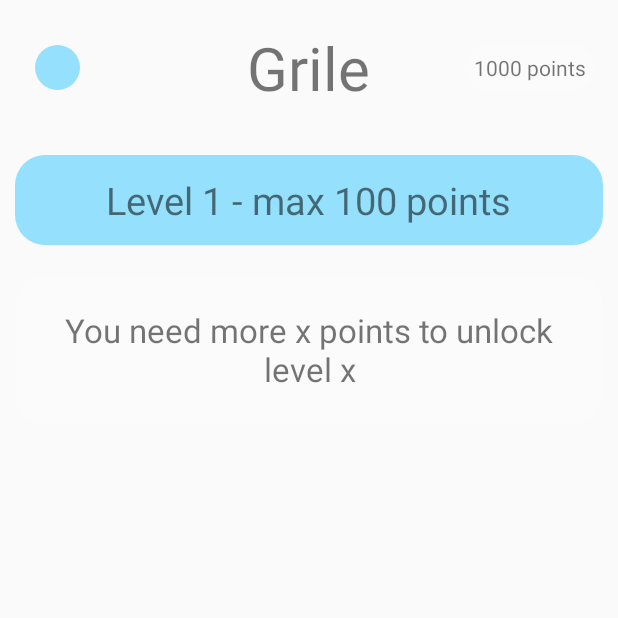
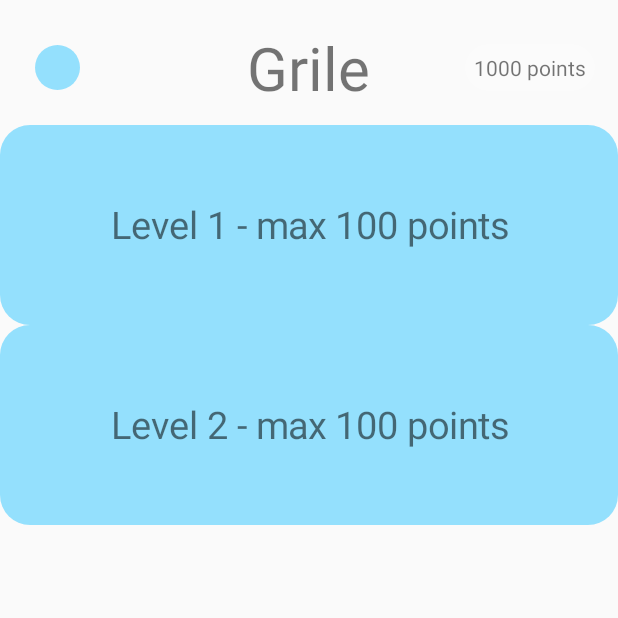
Before and after one commit to Madalina30/ProiectPA, an Android app: the GrileMain screen opened directly, with no data from a screen before it, on a phone screen of 412 x 824 dp, the top half of it. Run offline under Robolectric (Android 15) with nearby library versions, the light colour scheme and no system bars.

Commit message:
Programmaticaly added levels to grile

```diff
--- a/app/src/main/java/com/example/exam_project/GrileMain.java
+++ b/app/src/main/java/com/example/exam_project/GrileMain.java
@@ -1,23 +1,31 @@
 package com.example.exam_project;
 
+import androidx.annotation.RequiresApi;
 import androidx.appcompat.app.AppCompatActivity;
 
+import android.annotation.SuppressLint;
 import android.content.Intent;
 import android.media.Image;
+import android.os.Build;
 import android.os.Bundle;
+import android.view.Gravity;
 import android.view.View;
+import android.view.ViewGroup;
 import android.widget.Button;
 import android.widget.ImageView;
+import android.widget.LinearLayout;
 import android.widget.RelativeLayout;
 import android.widget.ScrollView;
 import android.widget.TextView;
 
+import org.json.JSONArray;
+import org.json.JSONObject;
 import org.w3c.dom.Text;
 
 public class GrileMain extends AppCompatActivity {
     private ImageView backToMainMenu;
     private ScrollView grileScroll;
-    private RelativeLayout levelSample;
+    private LinearLayout grileLayout;
 
     public ScrollView getStatusScroll() {
         return grileScroll;
@@ -27,21 +35,24 @@ public class GrileMain extends AppCompatActivity {
         this.grileScroll = grileScroll;
     }
 
+    @RequiresApi(api = Build.VERSION_CODES.JELLY_BEAN_MR1)
     @Override
     protected void onCreate(Bundle savedInstanceState) {
         super.onCreate(savedInstanceState);
         setContentView(R.layout.activity_grile_main);
         setFunctionality();
+
         // TODO: we have to add by hand here the levels and the ones that can't be reached
         // TODO: and change them when it's time and they reached those needya points
         // TODO: adapter for scroll view to do this
 
     }
 
+    @RequiresApi(api = Build.VERSION_CODES.JELLY_BEAN_MR1)
     public void setFunctionality() {
         backToMainMenu = findViewById(R.id.backToMainMenu);
         grileScroll = findViewById(R.id.grileScroll);
-        levelSample = findViewById(R.id.levelSample);
+        grileLayout = findViewById(R.id.grileLayout);
 
         backToMainMenu.setOnClickListener(new View.OnClickListener() {
             @Override
@@ -52,51 +63,56 @@ public class GrileMain extends AppCompatActivity {
 
             }
         });
-
-        levelSample.setOnClickListener(new View.OnClickListener() {
-            @Override
-            public void onClick(View v) {
-                // TODO: sa te duca la o grila si sa se transmita niste parametrii necesari pt acea grila
-                // TODO: sa se verifice la ce nivel este
-                setContentView(R.layout.template_grila);
-                TextView levelxGrila = findViewById(R.id.levelxGrila);
-                TextView enuntGrila = findViewById(R.id.enuntGrila);
-                TextView answerA = findViewById(R.id.answerA);
-                TextView answerB = findViewById(R.id.answerB);
-                TextView answerC = findViewById(R.id.answerC);
-                TextView points = findViewById(R.id.points);
-                ImageView backToGrile = findViewById(R.id.backToGrile);
-                Button nextGrila = findViewById(R.id.nextGrila);
-                // points se ia din baza de date + level
-                // TODO: ceva fisier cu enunturi si answers
-                points.setText("1000");
-                setGrilaThings(points, levelxGrila, enuntGrila, answerA, answerB, answerC);
-                backToGrile.setOnClickListener(new View.OnClickListener() {
-                    @Override
-                    public void onClick(View v) {
-                        setContentView(R.layout.activity_grile_main);
-                        setFunctionality();
-                    }
-                });
-                nextGrila.setOnClickListener(new View.OnClickListener() {
-                    @Override
-                    public void onClick(View v) {
-                        // o sa te duca la urmatoarea grila, nu la urm activity
-                        setContentView(R.layout.activity_grile_main);
-                        // todo: nu spui daca e corect sau nu decat la final
-                        //  in caz ca a ajuns la ultima intrebare, nextLevel se schimba in "Submit" si te duce la MainMenu, dar inainte
-                        //  iti apare un ecran cu cate puncte ai adunat si cat % ai fct corect si daca esti eligibil pentru a trece la urmatorul nivel
-                        //  daca esti: congrats+points+new level unlocked+next level button+main menu button
-                        //  -> asta o sa se puna in statistici : punctajul (%), data si categoria: tabel in bd
-                        //  cu data si cat % a fct + categoria, care aici e Grila
-                        //  POTI REFACE UN NIVEL SI PUNCTAJUL SE VA REFACE, CHIAR SI IN STATISTICI
-                        //  go to next level - change setGrilaThings
-                        // TODO: cand a ajuns la submit, apare un ecran
-                        setFunctionality();
-                    }
-                });
-            }
-        });
+        JSONParser jsonParser = new JSONParser();
+        JSONArray grile = jsonParser.parseJSON(GrileMain.this);
+        for (int i = 0; i < grile.length(); i++) {
+            setMenuGrile(i + 1);
+        }
+// aici cand apasa pe unul din nivele
+//        levelSample.setOnClickListener(new View.OnClickListener() {
+//            @Override
+//            public void onClick(View v) {
+//                // TODO: sa te duca la o grila si sa se transmita niste parametrii necesari pt acea grila
+//                // TODO: sa se verifice la ce nivel este
+//                setContentView(R.layout.template_grila);
+//                TextView levelxGrila = findViewById(R.id.levelxGrila);
+//                TextView enuntGrila = findViewById(R.id.enuntGrila);
+//                TextView answerA = findViewById(R.id.answerA);
+//                TextView answerB = findViewById(R.id.answerB);
+//                TextView answerC = findViewById(R.id.answerC);
+//                TextView points = findViewById(R.id.points);
+//                ImageView backToGrile = findViewById(R.id.backToGrile);
+//                Button nextGrila = findViewById(R.id.nextGrila);
+//                // points se ia din baza de date + level
+//                // TODO: ceva fisier cu enunturi si answers
+//                points.setText("1000");
+//                setGrilaThings(points, levelxGrila, enuntGrila, answerA, answerB, answerC);
+//                backToGrile.setOnClickListener(new View.OnClickListener() {
+//                    @Override
+//                    public void onClick(View v) {
+//                        setContentView(R.layout.activity_grile_main);
+//                        setFunctionality();
+//                    }
+//                });
+//                nextGrila.setOnClickListener(new View.OnClickListener() {
+//                    @Override
+//                    public void onClick(View v) {
+//                        // o sa te duca la urmatoarea grila, nu la urm activity
+//                        setContentView(R.layout.activity_grile_main);
+//                        // todo: nu spui daca e corect sau nu decat la final
+//                        //  in caz ca a ajuns la ultima intrebare, nextLevel se schimba in "Submit" si te duce la MainMenu, dar inainte
+//                        //  iti apare un ecran cu cate puncte ai adunat si cat % ai fct corect si daca esti eligibil pentru a trece la urmatorul nivel
+//                        //  daca esti: congrats+points+new level unlocked+next level button+main menu button
+//                        //  -> asta o sa se puna in statistici : punctajul (%), data si categoria: tabel in bd
+//                        //  cu data si cat % a fct + categoria, care aici e Grila
+//                        //  POTI REFACE UN NIVEL SI PUNCTAJUL SE VA REFACE, CHIAR SI IN STATISTICI
+//                        //  go to next level - change setGrilaThings
+//                        // TODO: cand a ajuns la submit, apare un ecran
+//                        setFunctionality();
+//                    }
+//                });
+//            }
+//        });
     }
 
     public void setGrilaThings(TextView points, TextView levelxGrila, TextView enuntGrila, TextView answerA, TextView answerB, TextView answerC) {
@@ -106,6 +122,34 @@ public class GrileMain extends AppCompatActivity {
         answerB.setText("al doilea raspuns");
         answerC.setText("al treilea raspuns");
     }
+
+    @SuppressLint("SetTextI18n")
+    @RequiresApi(api = Build.VERSION_CODES.JELLY_BEAN_MR1)
+    public void setMenuGrile(int levelNr) {  // parametru: level si in fct de nivel te duce la ce trebuie
+        /// o sa fie un for pana la cate leveluri se gasesc in json
+        RelativeLayout relativeLayout = new RelativeLayout(this);
+        RelativeLayout.LayoutParams layoutParamsRel = new RelativeLayout.LayoutParams(RelativeLayout.LayoutParams.MATCH_PARENT, 200);
+        layoutParamsRel.setMargins(20, 20, 20, 20);
+
+        relativeLayout.setLayoutParams(layoutParamsRel);
+        relativeLayout.setBackgroundResource(R.drawable.btn_bkg);
+        LinearLayout linearLayout = new LinearLayout(this);
+        RelativeLayout.LayoutParams layoutParamsLin = new RelativeLayout.LayoutParams(RelativeLayout.LayoutParams.WRAP_CONTENT, RelativeLayout.LayoutParams.WRAP_CONTENT);
+        layoutParamsLin.addRule(RelativeLayout.CENTER_IN_PARENT);
+        linearLayout.setLayoutParams(layoutParamsLin);
+
+        TextView level = new TextView(this);
+        LinearLayout.LayoutParams textv = new LinearLayout.LayoutParams(LinearLayout.LayoutParams.WRAP_CONTENT, LinearLayout.LayoutParams.WRAP_CONTENT);
+        level.setTextSize(25);
+        level.setTextAlignment(View.TEXT_ALIGNMENT_CENTER);
+        level.setText("Level " + levelNr + " - max 100 points"); // level + i
+        level.setLayoutParams(textv);
+        level.setGravity(Gravity.CENTER);
+
+        linearLayout.addView(level);
+        relativeLayout.addView(linearLayout);
+        grileLayout.addView(relativeLayout);
+    }
     // TODO: backButton -> atunci cand e in template_grila ca si contentView, atunci sa te duca la activity_grile_main
     // TODo: daca esti in activity_grile_main, nu-ti mai pasa ca o sa te duca la MainMenu
 }
--- a/app/src/main/java/com/example/exam_project/JSONParser.java
+++ b/app/src/main/java/com/example/exam_project/JSONParser.java
@@ -37,7 +37,7 @@ public class JSONParser extends AppCompatActivity {
         return json;
     }
 
-    public void parseJSON(AppCompatActivity appCompatActivity){
+    public JSONArray parseJSON(AppCompatActivity appCompatActivity){
         try {
             JSONObject obj = new JSONObject(loadJSON(appCompatActivity));
             JSONArray tests_array = obj.getJSONArray("tests");
@@ -46,12 +46,12 @@ public class JSONParser extends AppCompatActivity {
             System.out.println(tests_array.get(0));
             System.out.println(tests_array.get(1));
 
-            JSONObject grile = tests_array.getJSONObject(0).getJSONArray("grile").getJSONObject(0);
+            JSONArray grile = tests_array.getJSONObject(0).getJSONArray("grile");
             JSONObject probleme = tests_array.getJSONObject(1);
             // for pt obiectele din interiorul nivelelor pana la level1.length()
-            JSONObject level1 = grile.getJSONArray("level_1").getJSONObject(0);
+//            JSONObject level1 = grile.getJSONArray("level_1").getJSONObject(0);
 //            JSONArray level2 = grile.getJSONArray("level_2");
-            System.out.println(level1);
+//            System.out.println(level1);
 //            System.out.println(level2);
 
 
@@ -68,8 +68,11 @@ public class JSONParser extends AppCompatActivity {
 //
 //                formList.add(m_li);
 //            }
+            return grile;
         } catch (JSONException e) {
             e.printStackTrace();
+            return null;
         }
+
     }
 }
--- a/app/src/main/res/layout/activity_grile_main.xml
+++ b/app/src/main/res/layout/activity_grile_main.xml
@@ -68,60 +68,13 @@
         app:layout_constraintVertical_bias="0.15">
 
         <LinearLayout
+            android:id="@+id/grileLayout"
+            android:textAlignment="center"
             android:layout_width="match_parent"
             android:layout_height="wrap_content"
-            android:orientation="vertical">
+            android:orientation="vertical"
+            android:gravity="center_horizontal">
 
-            <RelativeLayout
-                android:id="@+id/levelSample"
-                android:layout_width="match_parent"
-                android:layout_height="60dp"
-                android:layout_margin="10dp"
-                android:background="@drawable/btn_bkg">
-
-                <LinearLayout
-                    android:layout_width="wrap_content"
-                    android:layout_height="wrap_content"
-                    android:layout_centerInParent="true">
-
-                    <TextView
-                        android:layout_width="wrap_content"
-                        android:layout_height="wrap_content"
-                        android:text="Level "
-                        android:textSize="25sp" />
-
-                    <TextView
-                        android:id="@+id/levelGrile"
-                        android:layout_width="wrap_content"
-                        android:layout_height="wrap_content"
-                        android:text="1"
-                        android:textSize="25sp" />
-
-                    <TextView
-                        android:layout_width="wrap_content"
-                        android:layout_height="wrap_content"
-                        android:text=" - max 100 points"
-                        android:textSize="25sp" />
-                </LinearLayout>
-            </RelativeLayout>
-
-            <RelativeLayout
-                android:layout_width="match_parent"
-                android:layout_height="100dp"
-                android:layout_margin="10dp"
-                android:background="@drawable/gray_bkg"
-                android:padding="10dp">
-
-                <TextView
-                    android:id="@+id/morePointsAndLevels"
-                    android:layout_centerInParent="true"
-                    android:layout_width="wrap_content"
-                    android:layout_height="wrap_content"
-                    android:gravity="center_horizontal"
-                    android:text="You need more x points to unlock level x"
-                    android:textAlignment="center"
-                    android:textSize="22sp" />
-            </RelativeLayout>
         </LinearLayout>
 
     </ScrollView>
```
Also changed, not shown: app/src/main/assets/gameData.json (+52 -56 lines), app/src/main/java/com/example/exam_project/MainMenu.java (+3 -5 lines).
